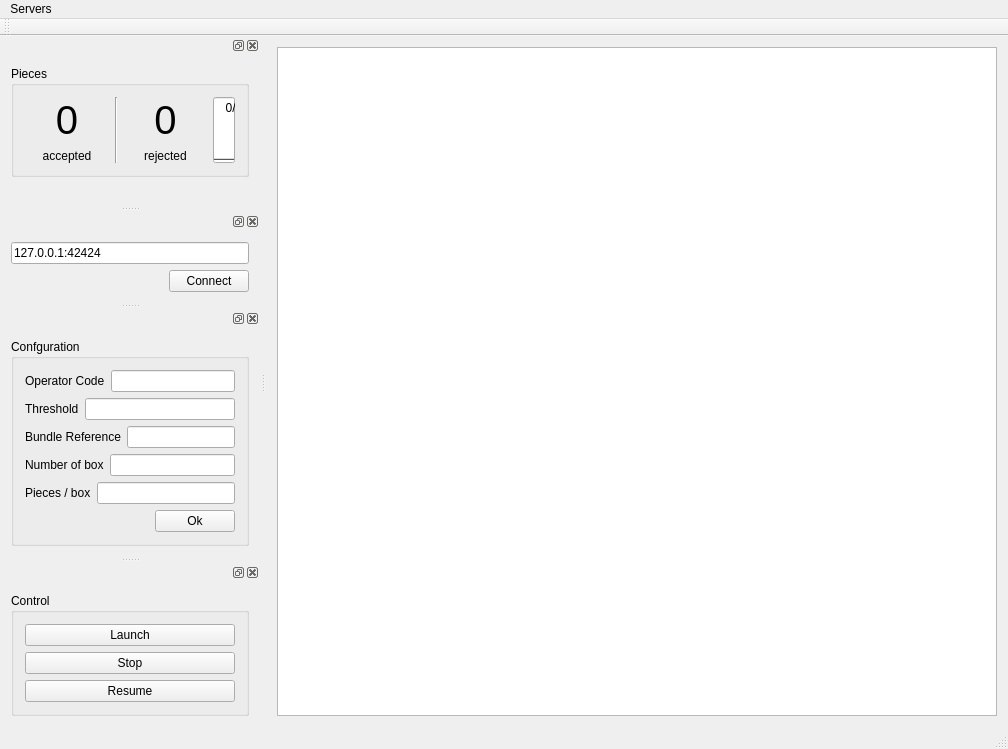
First picture: the form in WindowClient/mainwindow.ui, repository modSquad/cmmai, before the edit.
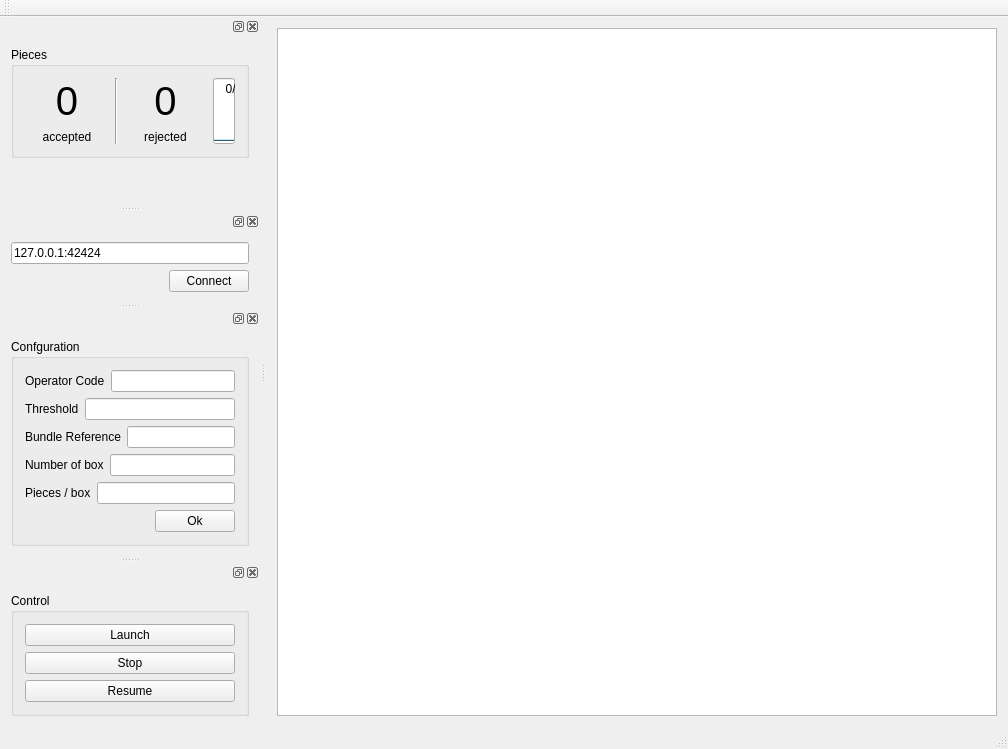
Second picture: the form after the edit.

Commit message: fin test client windows

Patch:
```diff
--- a/WindowClient/mainwindow.ui
+++ b/WindowClient/mainwindow.ui
@@ -66,13 +66,6 @@
      <height>19</height>
     </rect>
    </property>
-   <widget class="QMenu" name="menuServers">
-    <property name="title">
-     <string>Servers</string>
-    </property>
-    <addaction name="actionConnect"/>
-   </widget>
-   <addaction name="menuServers"/>
   </widget>
   <widget class="QToolBar" name="mainToolBar">
    <attribute name="toolBarArea">
```
The commit also changes 1 other file.
